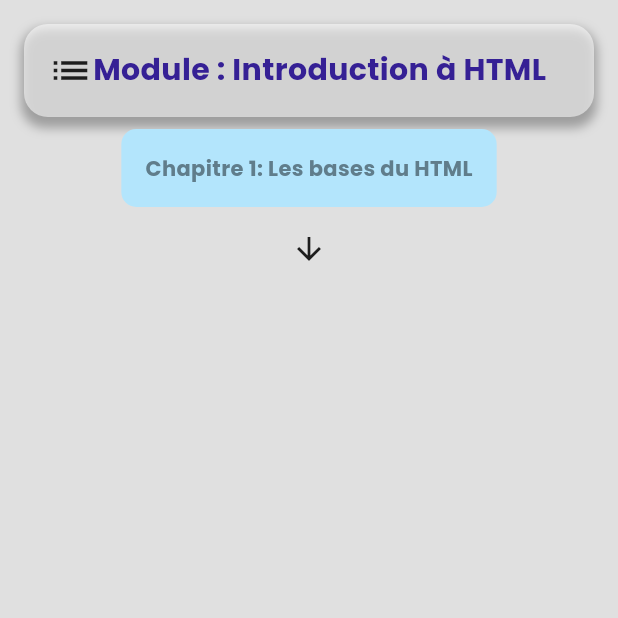
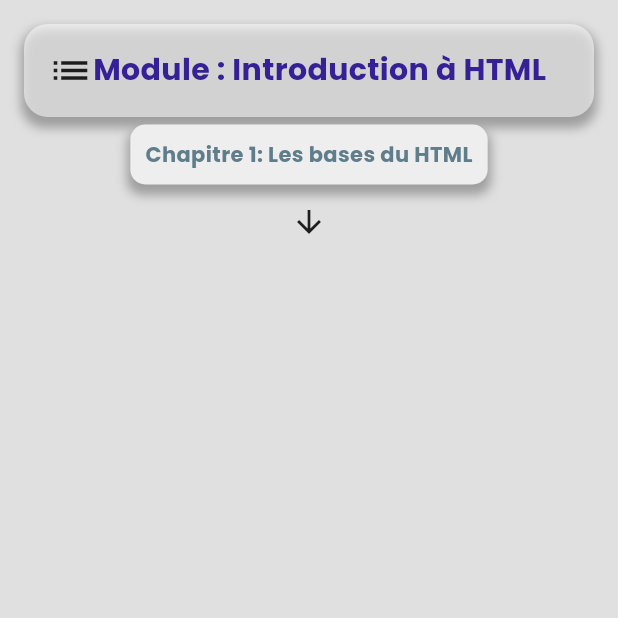
Before and after one commit to Godisouleymane/Nerd-app, a Flutter app: the CourseProgressScreen screen opened directly, on a phone screen of 412 x 824 dp, the top half of it. Run offline on Flutter 3.47's test engine with Material 3 defaults, Android fonts, the phone set to English and light mode, and no system bars; our stand-ins replace cloud_firestore, firebase_auth, firebase_core, flutter_svg, google_fonts, google_sign_in and 1 more; missing offline and left inert: dev_icons; accounts and stored records are empty; statements that could not run were skipped.

Commit message:
styler le ui de la page html

```diff
--- a/lib/views/parcours/html/screenHTML.dart
+++ b/lib/views/parcours/html/screenHTML.dart
@@ -100,12 +100,20 @@ class _CourseProgressScreenState extends State<CourseProgressScreen> {
           Column(
             children: [
               Container(
-              margin: const EdgeInsets.all(
-                  8.0), // Ajoute un peu d'espace autour de chaque chapitre
-              padding: EdgeInsets.all(16.0),
+              width: MediaQuery.of(context).,
+             margin: const EdgeInsets.symmetric(vertical: 5.0),
+              padding: const EdgeInsets.all(10.0),
               decoration: BoxDecoration(
-                color: Colors.lightBlue[100], // Couleur de fond du container
-                borderRadius: BorderRadius.circular(10), // Bordures arrondies
+                color: Colors.grey.shade200,
+                borderRadius: BorderRadius.circular(10.0),
+                boxShadow: const [
+                  BoxShadow(
+                    color: Colors.grey,
+                    spreadRadius: 2,
+                    blurRadius: 5,
+                    offset: Offset(0, 5),
+                  ),
+                ],
               ),
               child: Text(
                 chapter.title,
@@ -156,10 +164,19 @@ class NodeWidget extends StatelessWidget {
   @override
   Widget build(BuildContext context) {
     return Container(
-      padding: EdgeInsets.all(8.0),
+      margin: const EdgeInsets.symmetric(vertical: 5.0),
+      padding: const EdgeInsets.all(10.0),
       decoration: BoxDecoration(
-        color: Colors.blue,
-        borderRadius: BorderRadius.circular(10),
+        color: Colors.grey.shade200,
+        borderRadius: BorderRadius.circular(10.0),
+        boxShadow: const [
+          BoxShadow(
+            color: Colors.grey,
+            spreadRadius: 2,
+            blurRadius: 5,
+            offset: Offset(0, 5),
+          ),
+        ],
       ),
       child: Text(title, style: TextStyle(color: Colors.white)),
     );
```
